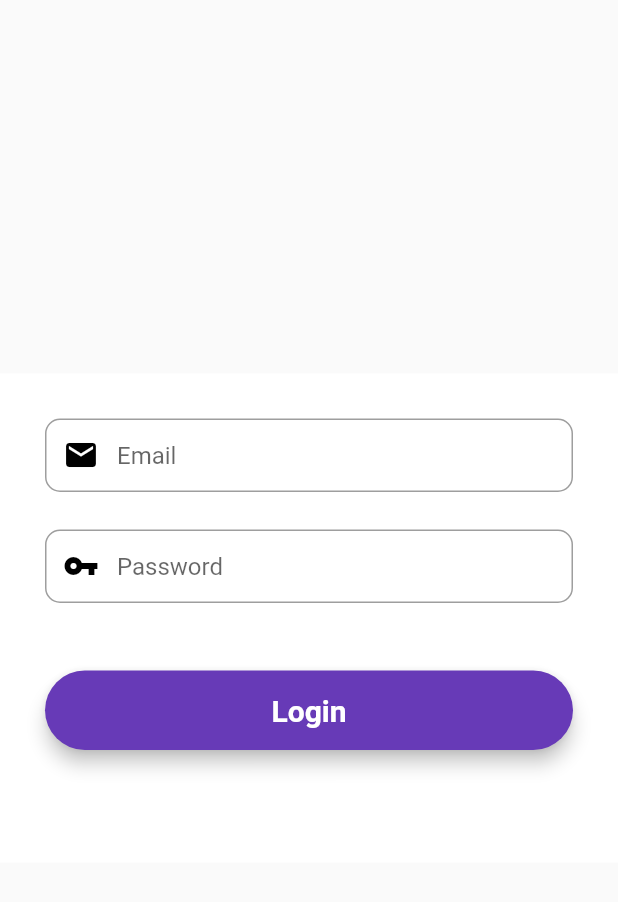
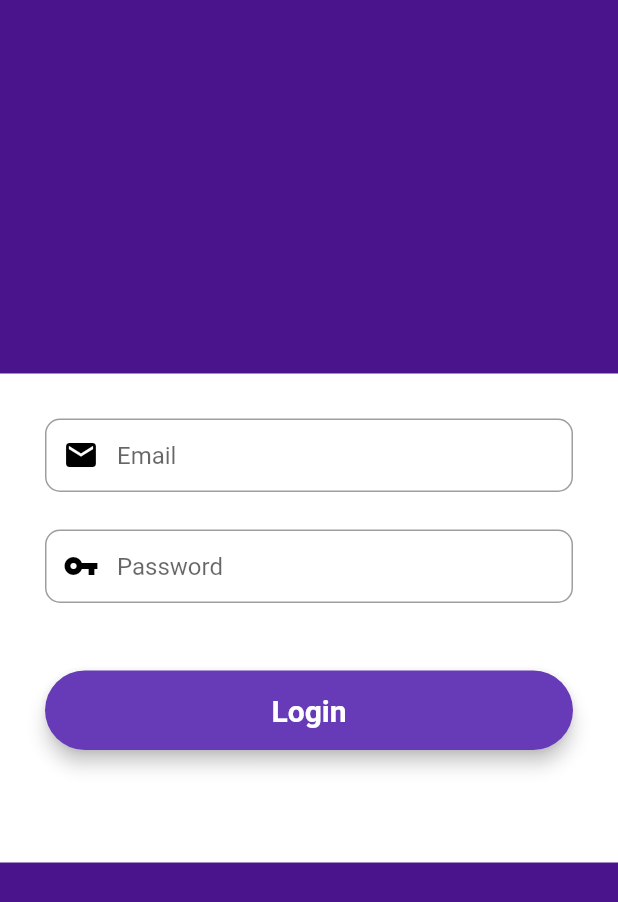
Before and after one commit to rohanshirodker/login_app, a Flutter app: the screen it shows after launch, on a phone screen of 412 x 824 dp. Shown: the top 902 px of the screen. Run offline on Flutter 3.47's test engine with Material 2 defaults, Android fonts, the phone set to English and light mode, and no system bars; our stand-ins replace cloud_firestore, firebase_auth, firebase_core, fluttertoast, get; accounts and stored records are empty.

Commit message:
getx structure files

```diff
--- a/lib/app/modules/LoginPage/LoginPage.dart
+++ b/lib/app/modules/LoginPage/LoginPage.dart
@@ -100,6 +100,7 @@ class _LoginPageState extends State<LoginPage> {
     );
 
     return Scaffold(
+        backgroundColor: Colors.purple[900],
       body: Center(
         child: SingleChildScrollView(
           child: Container(
```
Also changed, not shown: lib/app/core/theme/Text_theme.dart (added), lib/app/core/utils/helpers.dart (added), lib/app/core/values/string.dart (added), lib/app/data/provider/api_provider.dart (added), lib/app/data/services/service.dart (added), lib/app/routes/routes.dart (added).
